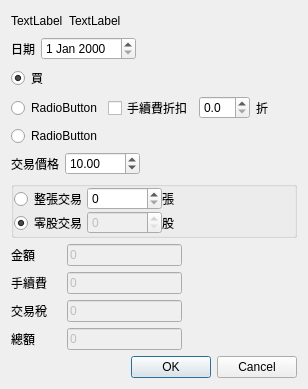
Above: QtStockRegularTradingEditDialog.ui from foxking0416/PythonStockPrice before the change. Below: the same form after it.
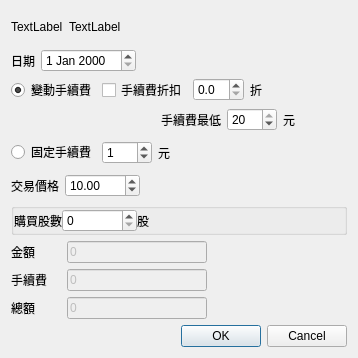
That is the form after the change.

Patch:
```diff
--- a/QtStockRegularTradingEditDialog.ui
+++ b/QtStockRegularTradingEditDialog.ui
@@ -6,8 +6,8 @@
    <rect>
     <x>0</x>
     <y>0</y>
-    <width>308</width>
-    <height>386</height>
+    <width>358</width>
+    <height>358</height>
    </rect>
   </property>
   <property name="sizePolicy">
@@ -79,25 +79,16 @@
     </layout>
    </item>
    <item>
-    <layout class="QHBoxLayout" name="horizontalLayout_2">
-     <item>
-      <widget class="QRadioButton" name="qtBuyRadioButton">
-       <property name="text">
-        <string>買</string>
-       </property>
-       <property name="checked">
-        <bool>true</bool>
-       </property>
-      </widget>
-     </item>
-    </layout>
-   </item>
+    <layout class="QVBoxLayout" name="verticalLayout_4">
    <item>
     <layout class="QHBoxLayout" name="horizontalLayout_11">
      <item>
       <widget class="QRadioButton" name="radioButton">
        <property name="text">
-        <string>RadioButton</string>
+          <string>變動手續費</string>
+         </property>
+         <property name="checked">
+          <bool>true</bool>
        </property>
       </widget>
      </item>
@@ -144,14 +135,115 @@
     </layout>
    </item>
    <item>
+      <layout class="QHBoxLayout" name="horizontalLayout_5">
+       <item>
+        <spacer name="horizontalSpacer_12">
+         <property name="orientation">
+          <enum>Qt::Horizontal</enum>
+         </property>
+         <property name="sizeType">
+          <enum>QSizePolicy::Minimum</enum>
+         </property>
+         <property name="sizeHint" stdset="0">
+          <size>
+           <width>150</width>
+           <height>20</height>
+          </size>
+         </property>
+        </spacer>
+       </item>
+       <item>
+        <widget class="QLabel" name="label_8">
+         <property name="text">
+          <string>手續費最低</string>
+         </property>
+        </widget>
+       </item>
+       <item>
+        <widget class="QSpinBox" name="qtTradingFeeMinimumSpinBox">
+         <property name="minimumSize">
+          <size>
+           <width>50</width>
+           <height>0</height>
+          </size>
+         </property>
+         <property name="maximum">
+          <number>20</number>
+         </property>
+         <property name="value">
+          <number>20</number>
+         </property>
+        </widget>
+       </item>
+       <item>
+        <widget class="QLabel" name="label_11">
+         <property name="text">
+          <string>元</string>
+         </property>
+        </widget>
+       </item>
+       <item>
+        <spacer name="horizontalSpacer_8">
+         <property name="orientation">
+          <enum>Qt::Horizontal</enum>
+         </property>
+         <property name="sizeHint" stdset="0">
+          <size>
+           <width>40</width>
+           <height>20</height>
+          </size>
+         </property>
+        </spacer>
+       </item>
+      </layout>
+     </item>
+    </layout>
+   </item>
+   <item>
     <layout class="QHBoxLayout" name="horizontalLayout_9">
      <item>
       <widget class="QRadioButton" name="radioButton_2">
        <property name="text">
-        <string>RadioButton</string>
+        <string>固定手續費</string>
        </property>
       </widget>
      </item>
+     <item>
+      <widget class="QSpinBox" name="qtTradingFeeConstantSpinBox">
+       <property name="minimumSize">
+        <size>
+         <width>50</width>
+         <height>0</height>
+        </size>
+       </property>
+       <property name="maximum">
+        <number>20</number>
+       </property>
+       <property name="value">
+        <number>1</number>
+       </property>
+      </widget>
+     </item>
+     <item>
+      <widget class="QLabel" name="label_4">
+       <property name="text">
+        <string>元</string>
+       </property>
+      </widget>
+     </item>
+     <item>
+      <spacer name="horizontalSpacer">
+       <property name="orientation">
+        <enum>Qt::Horizontal</enum>
+       </property>
+       <property name="sizeHint" stdset="0">
+        <size>
+         <width>40</width>
+         <height>20</height>
+        </size>
+       </property>
+      </spacer>
+     </item>
     </layout>
    </item>
    <item>
@@ -215,75 +307,19 @@
       <property name="bottomMargin">
        <number>0</number>
       </property>
-      <item>
-       <layout class="QHBoxLayout" name="horizontalLayout_5">
-        <item>
-         <widget class="QRadioButton" name="qtCommonTradeRadioButton">
-          <property name="text">
-           <string>整張交易</string>
-          </property>
-          <property name="checked">
-           <bool>false</bool>
-          </property>
-         </widget>
-        </item>
-        <item>
-         <widget class="QSpinBox" name="qtCommonTradeCountSpinBox">
-          <property name="sizePolicy">
-           <sizepolicy hsizetype="Preferred" vsizetype="Fixed">
-            <horstretch>0</horstretch>
-            <verstretch>0</verstretch>
-           </sizepolicy>
-          </property>
-          <property name="minimumSize">
-           <size>
-            <width>75</width>
-            <height>0</height>
-           </size>
-          </property>
-          <property name="maximum">
-           <number>99999</number>
-          </property>
-         </widget>
-        </item>
-        <item>
-         <widget class="QLabel" name="label_4">
-          <property name="text">
-           <string>張</string>
-          </property>
-         </widget>
-        </item>
-        <item>
-         <spacer name="horizontalSpacer">
-          <property name="orientation">
-           <enum>Qt::Horizontal</enum>
-          </property>
-          <property name="sizeHint" stdset="0">
-           <size>
-            <width>40</width>
-            <height>20</height>
-           </size>
-          </property>
-         </spacer>
-        </item>
-       </layout>
-      </item>
       <item>
        <layout class="QHBoxLayout" name="horizontalLayout_6">
         <item>
-         <widget class="QRadioButton" name="qtOddTradeRadioButton">
+         <widget class="QLabel" name="label_12">
           <property name="text">
-           <string>零股交易</string>
-          </property>
-          <property name="checked">
-           <bool>true</bool>
+           <string>購買股數</string>
           </property>
          </widget>
         </item>
         <item>
          <widget class="QSpinBox" name="qtOddTradeCountSpinBox">
           <property name="enabled">
-           <bool>false</bool>
+           <bool>true</bool>
           </property>
           <property name="minimumSize">
            <size>
@@ -401,46 +437,6 @@
      </item>
     </layout>
    </item>
-   <item>
-    <layout class="QHBoxLayout" name="horizontalLayout_8">
-     <item>
-      <widget class="QLabel" name="label_7">
-       <property name="minimumSize">
-        <size>
-         <width>50</width>
-         <height>0</height>
-        </size>
-       </property>
-       <property name="text">
-        <string>交易稅</string>
-       </property>
-      </widget>
-     </item>
-     <item>
-      <widget class="QLineEdit" name="qtTaxLineEdit">
-       <property name="enabled">
-        <bool>false</bool>
-       </property>
-       <property name="text">
-        <string>0</string>
-       </property>
-      </widget>
-     </item>
-     <item>
-      <spacer name="horizontalSpacer_7">
-       <property name="orientation">
-        <enum>Qt::Horizontal</enum>
-       </property>
-       <property name="sizeHint" stdset="0">
-        <size>
-         <width>40</width>
-         <height>20</height>
-        </size>
-       </property>
-      </spacer>
-     </item>
-    </layout>
-   </item>
    <item>
     <layout class="QHBoxLayout" name="horizontalLayout_10">
      <item>
```
Left out of the diff: 4 changed lines with no effect on the pictures. Lines whose indentation alone changed are shown as unchanged.
